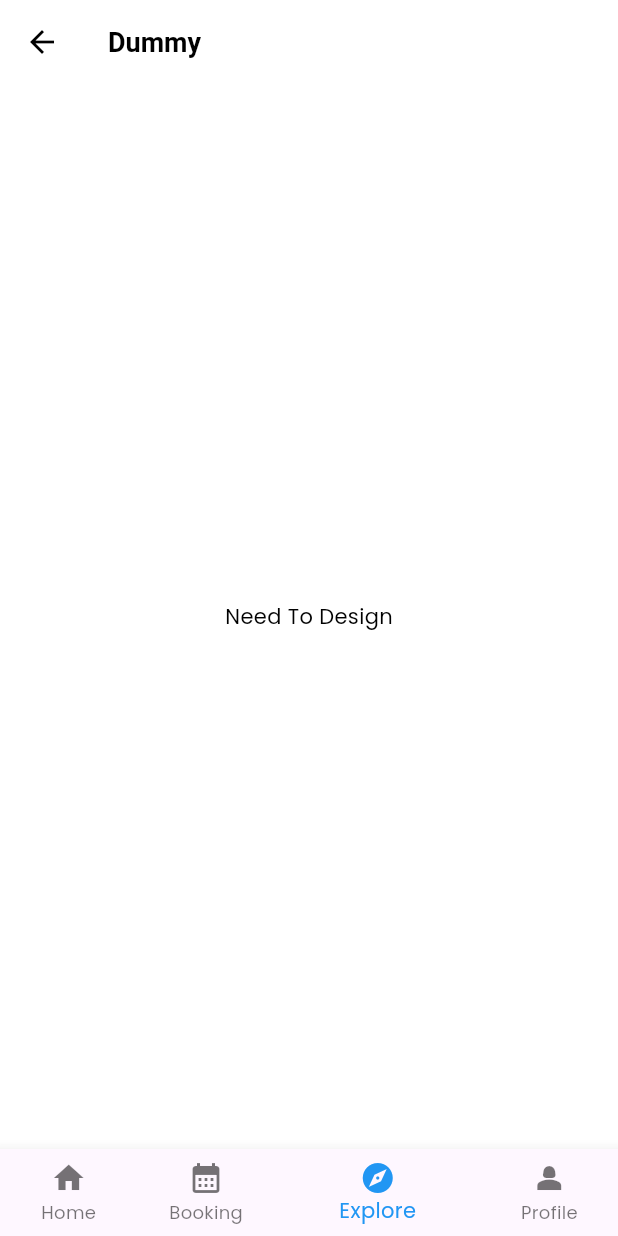
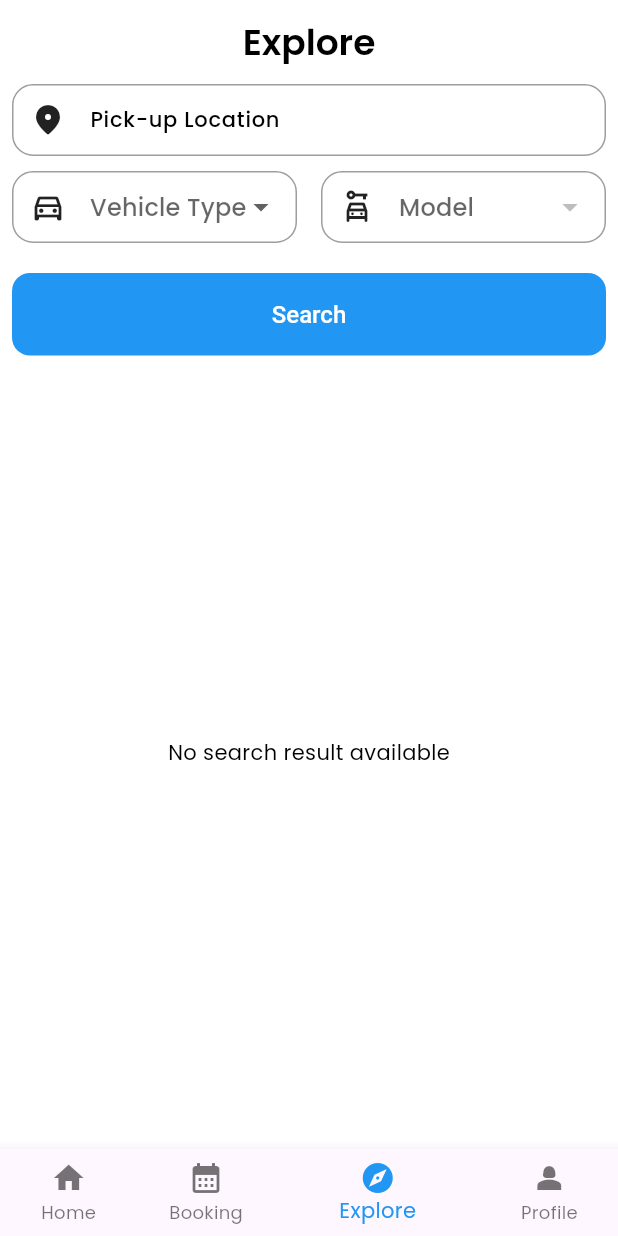
Before and after one commit to gnklakshan/KarConnect, a Flutter app: the dashboard screen opened directly, item 3 of the bottom bar chosen, on a phone screen of 412 x 824 dp. Run offline on Flutter 3.47's test engine with Material 3 defaults, Android fonts, the phone set to English and light mode, and no system bars; our stand-ins replace cloud_firestore, firebase_auth, firebase_core, get, get_storage, iconsax and 2 more; accounts and stored records are empty.

Commit message:
explore page added

```diff
--- /dev/null
+++ b/lib/features/Search_filter/search_filter.dart
@@ -0,0 +1,283 @@
+// import 'package:flutter/cupertino.dart';
+// import 'package:flutter/material.dart';
+// import 'package:flutter/widgets.dart';
+// import 'package:karconnect/features/Search_filter/widgets/search_result.dart';
+
+// class SearchVehicle extends StatefulWidget {
+//   const SearchVehicle({super.key});
+
+//   @override
+//   State<SearchVehicle> createState() => _SearchVehicleState();
+// }
+
+// class _SearchVehicleState extends State<SearchVehicle> {
+//   TextEditingController pick_location = TextEditingController();
+//   String? selectedVehicleType;
+//   String? selectedModel;
+
+//   final Map<String, List<String>> vehicleModels = {
+//     'Car': ['BMW', 'Mercedes', 'Audi', 'Nissan', 'Jaguar'],
+//     'Van': [
+//       'Toyota',
+//       'Nissan',
+//     ],
+//     'Truck': ['Toyota', 'Nissan', 'Dimmo', 'TATA'],
+//   };
+
+//   List<String> models = [];
+
+//   void _search() {
+//     print('Searching for $selectedVehicleType - $selectedModel');
+//   }
+
+//   @override
+//   Widget build(BuildContext context) {
+//     return Scaffold(
+//       appBar: AppBar(
+//         title: Text("Explore"),
+//       ),
+//       body: Column(
+//         children: [
+//           Padding(
+//             padding: EdgeInsets.only(left: 8.0, right: 8.0),
+//             child: TextField(
+//               controller: pick_location,
+//               autocorrect: true,
+//               decoration: const InputDecoration(
+//                 prefixIcon: Icon(Icons.location_on_rounded),
+//                 contentPadding: EdgeInsets.all(5.0),
+//                 hintText: "Pick-up Location",
+//                 hintStyle: TextStyle(color: Colors.black38),
+//               ),
+//             ),
+//           ),
+//           const SizedBox(
+//             height: 10,
+//           ),
+//           Row(
+//             children: [
+//               Expanded(
+//                 child: Padding(
+//                   padding: const EdgeInsets.only(left: 8.0, right: 8.0),
+//                   child: DropdownButtonFormField<String>(
+//                     value: selectedVehicleType,
+//                     onChanged: (newValue) {
+//                       setState(() {
+//                         selectedVehicleType = newValue;
+//                         models = vehicleModels[selectedVehicleType!] ?? [];
+//                         selectedModel = null; // Reset model selection
+//                       });
+//                     },
+//                     items: vehicleModels.keys.map((type) {
+//                       return DropdownMenuItem<String>(
+//                         value: type,
+//                         child: Text(type),
+//                       );
+//                     }).toList(),
+//                     decoration: const InputDecoration(
+//                       prefixIcon: Icon(Icons.directions_car_outlined),
+//                       contentPadding: EdgeInsets.all(5.0),
+//                       hintText: "Vehicle Type",
+//                       hintStyle: TextStyle(color: Colors.black38),
+//                     ),
+//                   ),
+//                 ),
+//               ),
+//               Expanded(
+//                 child: Padding(
+//                   padding: const EdgeInsets.only(left: 8.0, right: 8.0),
+//                   child: DropdownButtonFormField<String>(
+//                     value: selectedModel,
+//                     onChanged: (newValue) {
+//                       setState(() {
+//                         selectedModel = newValue;
+//                       });
+//                     },
+//                     items: models.map((model) {
+//                       return DropdownMenuItem<String>(
+//                         value: model,
+//                         child: Text(model),
+//                       );
+//                     }).toList(),
+//                     decoration: const InputDecoration(
+//                       prefixIcon: Icon(Icons.car_rental_outlined),
+//                       contentPadding: EdgeInsets.all(5.0),
+//                       hintText: "Model",
+//                       hintStyle: TextStyle(color: Colors.black38),
+//                     ),
+//                   ),
+//                 ),
+//               ),
+//             ],
+//           ),
+//           const SizedBox(
+//             height: 20,
+//           ),
+//           Padding(
+//             padding: const EdgeInsets.only(left: 8.0, right: 8.0),
+//             child: SizedBox(
+//               width: double.infinity,
+//               child: ElevatedButton(
+//                 onPressed: _search,
+//                 child: const Text("Search"),
+//                 style: ElevatedButton.styleFrom(
+//                   side: BorderSide.none,
+//                   backgroundColor: Color.fromARGB(255, 242, 167,
+//                       55), // Change this color to the desired color
+//                 ),
+//               ),
+//             ),
+//           ),
+//           Search_result_list(
+//             collectionName: 'vehicle_db',
+//             VehicleType: selectedVehicleType ?? 'null',
+//             VehicleBrand: selectedModel ?? 'null',
+//           ),
+//         ],
+//       ),
+//     );
+//   }
+// }
+
+import 'package:flutter/material.dart';
+import 'package:get/get.dart';
+import 'package:karconnect/features/Search_filter/widgets/search_result.dart';
+import 'package:karconnect/utils/theme/theme.dart'; // Import your custom theme
+
+class SearchVehicle extends StatefulWidget {
+  const SearchVehicle({super.key});
+
+  @override
+  State<SearchVehicle> createState() => _SearchVehicleState();
+}
+
+class _SearchVehicleState extends State<SearchVehicle> {
+  TextEditingController pickLocation = TextEditingController();
+  String? selectedVehicleType;
+  String? selectedModel;
+
+  final Map<String, List<String>> vehicleModels = {
+    'Car': ['BMW', 'Mercedes', 'Audi', 'Nissan', 'Jaguar'],
+    'Van': ['Toyota', 'Nissan'],
+    'Truck': ['Toyota', 'Nissan', 'Dimmo', 'TATA'],
+  };
+
+  List<String> models = [];
+
+  void _search() {
+    print('Searching for $selectedVehicleType - $selectedModel');
+  }
+
+  @override
+  Widget build(BuildContext context) {
+    final theme = Theme.of(context);
+
+    return Scaffold(
+      appBar: AppBar(
+        title: Center(
+            child: Text("Explore", style: theme.textTheme.headlineMedium)),
+        automaticallyImplyLeading: false,
+      ),
+      body: Column(
+        children: [
+          Padding(
+            padding: const EdgeInsets.symmetric(horizontal: 8.0),
+            child: TextField(
+              controller: pickLocation,
+              autocorrect: true,
+              decoration: InputDecoration(
+                prefixIcon: Icon(Icons.location_on_rounded,
+                    color: theme.iconTheme.color),
+                contentPadding: const EdgeInsets.all(5.0),
+                hintText: "Pick-up Location",
+                hintStyle: theme.textTheme.bodyLarge,
+              ),
+            ),
+          ),
+          const SizedBox(height: 10),
+          Row(
+            children: [
+              Expanded(
+                child: Padding(
+                  padding: const EdgeInsets.symmetric(horizontal: 8.0),
+                  child: DropdownButtonFormField<String>(
+                    value: selectedVehicleType,
+                    onChanged: (newValue) {
+                      setState(() {
+                        selectedVehicleType = newValue;
+                        models = vehicleModels[selectedVehicleType!] ?? [];
+                        selectedModel = null; // Reset model selection
+                      });
+                    },
+                    items: vehicleModels.keys.map((type) {
+                      return DropdownMenuItem<String>(
+                        value: type,
+                        child: Text(type),
+                      );
+                    }).toList(),
+                    decoration: InputDecoration(
+                      prefixIcon: Icon(Icons.directions_car_outlined,
+                          color: theme.iconTheme.color),
+                      contentPadding: const EdgeInsets.all(5.0),
+                      hintText: "Vehicle Type",
+                      hintStyle: theme.textTheme.bodyLarge,
+                    ),
+                  ),
+                ),
+              ),
+              Expanded(
+                child: Padding(
+                  padding: const EdgeInsets.symmetric(horizontal: 8.0),
+                  child: DropdownButtonFormField<String>(
+                    value: selectedModel,
+                    onChanged: (newValue) {
+                      setState(() {
+                        selectedModel = newValue;
+                      });
+                    },
+                    items: models.map((model) {
+                      return DropdownMenuItem<String>(
+                        value: model,
+                        child: Text(model),
+                      );
+                    }).toList(),
+                    decoration: InputDecoration(
+                      prefixIcon: Icon(Icons.car_rental_outlined,
+                          color: theme.iconTheme.color),
+                      contentPadding: const EdgeInsets.all(5.0),
+                      hintText: "Model",
+                      hintStyle: theme.textTheme.bodyLarge,
+                    ),
+                  ),
+                ),
+              ),
+            ],
+          ),
+          const SizedBox(height: 20),
+          Padding(
+            padding: const EdgeInsets.symmetric(horizontal: 8.0),
+            child: SizedBox(
+              width: double.infinity,
+              child: ElevatedButton(
+                onPressed: _search,
+                child: const Text("Search"),
+                style: ElevatedButton.styleFrom(
+                  side: BorderSide.none,
+                  backgroundColor:
+                      theme.primaryColor, // Use theme's primary color
+                ),
+              ),
+            ),
+          ),
+          Expanded(
+            child: Search_result_list(
+              collectionName: 'vehicle_db',
+              VehicleType: selectedVehicleType ?? 'null',
+              VehicleBrand: selectedModel ?? 'null',
+            ),
+          ),
+        ],
+      ),
+    );
+  }
+}
--- /dev/null
+++ b/lib/features/Search_filter/widgets/search_result.dart
@@ -0,0 +1,51 @@
+import 'package:flutter/material.dart';
+import 'package:flutter/widgets.dart';
+import 'package:karconnect/backend/data_retrieve/dataservice_from_collection.dart';
+import 'package:karconnect/features/dashboard/widgets_class/vehicleCard.dart';
+
+class Search_result_list extends StatelessWidget {
+  final String collectionName;
+  final String VehicleType;
+  final String VehicleBrand;
+  const Search_result_list(
+      {super.key,
+      required this.collectionName,
+      required this.VehicleType,
+      required this.VehicleBrand});
+
+  @override
+  Widget build(BuildContext context) {
+    return Container(
+      height: 500,
+      child: FutureBuilder<List<Map<String, dynamic>>>(
+        future: CollectionDataService().getFilteredCollectionData(
+            collectionName, VehicleType, VehicleBrand),
+        builder: (BuildContext context,
+            AsyncSnapshot<List<Map<String, dynamic>>> snapshot) {
+          if (snapshot.connectionState == ConnectionState.waiting) {
+            return const Center(child: CircularProgressIndicator());
+          } else if (snapshot.hasError) {
+            return Center(child: Text('Error: ${snapshot.error}'));
+          } else if (snapshot.data == null || snapshot.data!.isEmpty) {
+            return const Center(child: Text('No search result available'));
+          } else {
+            List<Map<String, dynamic>> data_list = snapshot.data!;
+            return ListView.builder(
+              itemCount: data_list.length,
+              itemBuilder: (context, index) {
+                String name = data_list[index]["name"];
+                int price = data_list[index]["price"];
+                return Padding(
+                  padding: const EdgeInsets.only(
+                      right: 4.0, left: 4), // Adjust the padding as needed
+                  child: vehicle_card(name, price),
+                );
+                // return vehicle_card(name, price);
+              },
+            );
+          }
+        },
+      ),
+    );
+  }
+}
--- a/lib/features/bottomNavigationBar/bottomNavBar.dart
+++ b/lib/features/bottomNavigationBar/bottomNavBar.dart
@@ -1,5 +1,6 @@
 import 'package:flutter/material.dart';
 import 'package:karconnect/dummy_temp.dart';
+import 'package:karconnect/features/Search_filter/search_filter.dart';
 import 'package:karconnect/features/dashboard/MainPages/bookingpage.dart';
 import 'package:karconnect/features/dashboard/MainPages/homepage.dart';
 import 'package:karconnect/utils/theme/theme.dart'; // Import your custom theme
@@ -19,7 +20,7 @@ class _BottomNavigationBarCustomState extends State<BottomNavigationBarCustom> {
   static const List<Widget> _widgetOptions = <Widget>[
     Home(),
     booking(),
-    dummy(),
+    SearchVehicle(),
     dummy(),
   ];
 
--- a/lib/features/dashboard/MainPages/bookingpage.dart
+++ b/lib/features/dashboard/MainPages/bookingpage.dart
@@ -14,8 +14,8 @@ class booking extends StatelessWidget {
           title: const Center(child: Text('booking')),
           bottom: const TabBar(
             isScrollable: false,
-            indicatorColor: Colors.deepOrange,
-            labelColor: Colors.deepOrange,
+            indicatorColor: Colors.blue,
+            labelColor: Colors.blue,
             tabs: [
               Tab(child: Text('Upcoming')),
               Tab(child: Text('Completed')),
--- a/lib/features/dashboard/MainPages/homepage.dart
+++ b/lib/features/dashboard/MainPages/homepage.dart
@@ -2,6 +2,7 @@ import 'package:flutter/material.dart';
 import 'package:get/get.dart';
 import 'package:karconnect/backend/data_retrieve/temp_dynamic_list.dart';
 import 'package:karconnect/backend/data_retrieve/vehicle_card_dynamicList.dart';
+import 'package:karconnect/dummy_temp.dart';
 // import 'package:karconnect/backend/temp_dynamic_list.dart';
 // import 'package:karconnect/backend/vehicle_card_dynamicList.dart';
 
@@ -11,7 +12,7 @@ class Home extends StatelessWidget {
   @override
   Widget build(BuildContext context) {
     return Scaffold(
-        appBar: LocationBar(),
+        appBar: LocationBar(context),
         body: SafeArea(
           child: SingleChildScrollView(
             child: Padding(
@@ -75,19 +76,66 @@ class Home extends StatelessWidget {
   }
 }
 
-AppBar LocationBar() {
+// AppBar LocationBar() {
+//   return AppBar(
+//     automaticallyImplyLeading: false,
+//     title: Row(
+//       mainAxisAlignment: MainAxisAlignment.spaceBetween,
+//       children: [
+//         const Row(
+//           children: [
+//             Icon(
+//               Icons.location_on_outlined,
+//               size: 36,
+//             ),
+//             SizedBox(
+//               width: 6,
+//             ),
+//             Column(
+//               crossAxisAlignment: CrossAxisAlignment.start,
+//               children: [
+//                 Text(
+//                   "Your Location",
+//                   style: TextStyle(
+//                       color: Color.fromARGB(122, 0, 0, 0),
+//                       fontWeight: FontWeight.normal,
+//                       fontSize: 15),
+//                 ),
+//                 Text(
+//                   "Colombo",
+//                   style: TextStyle(
+//                       color: Color.fromARGB(146, 0, 0, 0), fontSize: 20),
+//                 ),
+//               ],
+//             ),
+//           ],
+//         ),
+//         IconButton(
+//             onPressed: () {
+//                Get.to(() => const dummy());
+//             },
+//             icon: Icon(Icons.notifications_none_outlined, size: 30))
+//       ],
+//     ),
+//   );
+// }
+
+AppBar LocationBar(BuildContext context) {
+  final theme = Theme.of(context);
+
   return AppBar(
     automaticallyImplyLeading: false,
     title: Row(
       mainAxisAlignment: MainAxisAlignment.spaceBetween,
       children: [
-        const Row(
+        Row(
           children: [
             Icon(
               Icons.location_on_outlined,
-              size: 36,
+              size: 40,
+              color: theme.iconTheme.color,
             ),
-            SizedBox(
+            const SizedBox(
               width: 6,
             ),
             Column(
@@ -95,96 +143,34 @@ AppBar LocationBar() {
               children: [
                 Text(
                   "Your Location",
-                  style: TextStyle(
-                      color: Color.fromARGB(122, 0, 0, 0),
-                      fontWeight: FontWeight.normal,
-                      fontSize: 15),
+                  style: theme.textTheme.bodyLarge?.copyWith(
+                    color: theme.textTheme.bodyLarge?.color?.withOpacity(0.6),
+                    fontWeight: FontWeight.normal,
+                    fontSize: 15,
+                  ),
                 ),
                 Text(
                   "Colombo",
-                  style: TextStyle(
-                      color: Color.fromARGB(146, 0, 0, 0), fontSize: 20),
+                  style: theme.textTheme.bodyLarge?.copyWith(
+                    color: theme.textTheme.bodyLarge?.color?.withOpacity(0.8),
+                    fontSize: 24,
+                  ),
                 ),
               ],
             ),
           ],
         ),
         IconButton(
-            onPressed: () {
-              Get.toNamed("/dummy");
-            },
-            icon: Icon(Icons.notifications_none_outlined, size: 30))
+          onPressed: () {
+            Get.to(() => const dummy());
+          },
+          icon: Icon(
+            Icons.notifications_none_outlined,
+            size: 30,
+            color: theme.iconTheme.color,
+          ),
+        ),
       ],
     ),
   );
 }
-
-//----------------------------------------------------------------
-//wth silver app bar-----------------------------------------------
-
-// import 'package:flutter/material.dart';
-// import 'package:karconnect/backend/temp_dynamic_list.dart';
-// import 'package:karconnect/backend/vehicle_card_dynamicList.dart';
-
-// class Home extends StatelessWidget {
-//   const Home({super.key});
-
-//   @override
-//   Widget build(BuildContext context) {
-//     return Scaffold(
-//       body: SafeArea(
-//         child: CustomScrollView(
-//           slivers: [
-//             const SliverAppBar(
-//               expandedHeight: 20.0,
-//               leading: Icon(Icons.location_pin),
-//               // floating: true,
-//               // pinned: true,
-//             ),
-//             SliverPadding(
-//               padding: EdgeInsets.all(8.0),
-//               sliver: SliverList(
-//                 delegate: SliverChildListDelegate(
-//                   [
-//                     List_Title("Top Brand", context),
-//                     const SizedBox(height: 6),
-//                     const Brand_list(collectionName: "car_brands"),
-//                     const SizedBox(height: 10),
-//                     List_Title("Recent Best Cars", context),
-//                     const vehicle_card_list(collectionName: 'vehicle_db'),
-//                     const SizedBox(height: 10),
-//                     List_Title("Available Near you", context),
-//                     const SizedBox(height: 6),
-//                     const vehicle_card_list(collectionName: 'vehicle_db'),
-//                   ],
-//                 ),
-//               ),
-//             ),
-//           ],
-//         ),
-//       ),
-//     );
-//   }
-
-//   Row List_Title(String Topic, BuildContext context) {
-//     return Row(
-//       children: [
-//         Expanded(
-//           child: Text(
-//             Topic,
-//             style: Theme.of(context).appBarTheme.titleTextStyle,
-//           ),
-//         ),
-//         Expanded(
-//           child: Align(
-//             alignment: Alignment.centerRight,
-//             child: Text(
-//               "View all",
-//               style: TextStyle(color: const Color.fromARGB(255, 208, 128, 9)),
-//             ),
-//           ),
-//         ),
-//       ],
-//     );
-//   }
-// }
--- a/lib/features/dashboard/dashbord.dart
+++ b/lib/features/dashboard/dashbord.dart
@@ -6,10 +6,9 @@ class dashboard extends StatelessWidget {
 
   @override
   Widget build(BuildContext context) {
-    return Scaffold(
-      bottomNavigationBar: BottomNavigationBarCustom(),
-      appBar: AppBar(
-        title: Text("app"),
+    return SafeArea(
+      child: Scaffold(
+        bottomNavigationBar: BottomNavigationBarCustom(),
       ),
     );
   }
```
